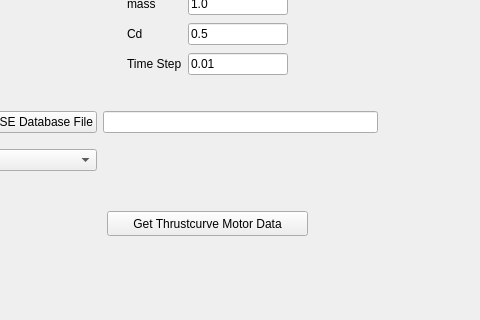
Qt form gui/MainWindow.ui (qtrocket/qtrocket) before a commit; both pictures show x 399 to 879 and y 174 to 494 of the 1031 by 694 pixel window.
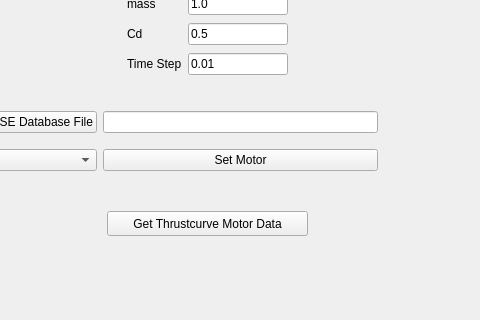
The same form after that commit. Icons and pictures are not drawn. Custom widgets are drawn as their Qt base class.

Commit message: motor model selection working with RSE files

The edit to the form file:
```diff
--- a/gui/MainWindow.ui
+++ b/gui/MainWindow.ui
@@ -211,6 +211,13 @@
         <item row="1" column="0">
          <widget class="QComboBox" name="engineSelectorComboBox"/>
         </item>
+        <item row="1" column="1">
+         <widget class="QPushButton" name="setMotor">
+          <property name="text">
+           <string>Set Motor</string>
+          </property>
+         </widget>
+        </item>
        </layout>
       </widget>
       <widget class="QPushButton" name="getTCMotorData">
```
The commit also changes 13 other files.
